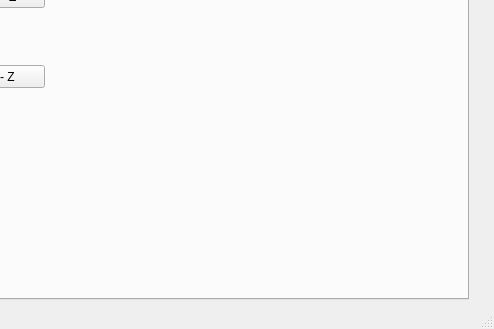
Qt form owis_controller.ui (gitHleon/OWIS_controller_V0) before a commit; both pictures show x 482 to 976 and y 368 to 697 of the 976 by 697 pixel window.
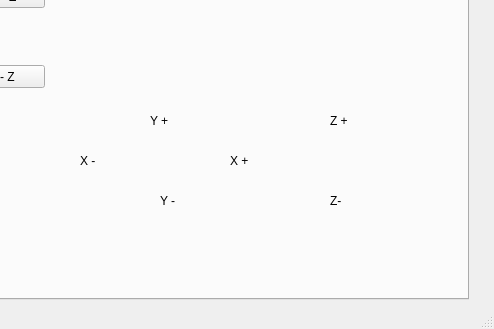
The same form after that commit.

Diff of the .ui file:
```diff
--- a/owis_controller.ui
+++ b/owis_controller.ui
@@ -666,6 +666,84 @@
        <string>- Z</string>
       </property>
      </widget>
+     <widget class="QLabel" name="label_pos_Y">
+      <property name="geometry">
+       <rect>
+        <x>620</x>
+        <y>180</y>
+        <width>71</width>
+        <height>31</height>
+       </rect>
+      </property>
+      <property name="text">
+       <string>Y +</string>
+      </property>
+     </widget>
+     <widget class="QLabel" name="label_neg_Y">
+      <property name="geometry">
+       <rect>
+        <x>630</x>
+        <y>260</y>
+        <width>71</width>
+        <height>31</height>
+       </rect>
+      </property>
+      <property name="text">
+       <string>Y -</string>
+      </property>
+     </widget>
+     <widget class="QLabel" name="label_neg_X">
+      <property name="geometry">
+       <rect>
+        <x>550</x>
+        <y>220</y>
+        <width>71</width>
+        <height>31</height>
+       </rect>
+      </property>
+      <property name="text">
+       <string>X -</string>
+      </property>
+     </widget>
+     <widget class="QLabel" name="label_pos_X">
+      <property name="geometry">
+       <rect>
+        <x>700</x>
+        <y>220</y>
+        <width>71</width>
+        <height>31</height>
+       </rect>
+      </property>
+      <property name="text">
+       <string>X +</string>
+      </property>
+     </widget>
+     <widget class="QLabel" name="label_pos_Z">
+      <property name="geometry">
+       <rect>
+        <x>800</x>
+        <y>180</y>
+        <width>71</width>
+        <height>31</height>
+       </rect>
+      </property>
+      <property name="text">
+       <string>Z +</string>
+      </property>
+     </widget>
+     <widget class="QLabel" name="label_neg_Z">
+      <property name="geometry">
+       <rect>
+        <x>800</x>
+        <y>260</y>
+        <width>71</width>
+        <height>31</height>
+       </rect>
+      </property>
+      <property name="text">
+       <string>Z-</string>
+      </property>
+     </widget>
     </widget>
    </widget>
   </widget>
```
